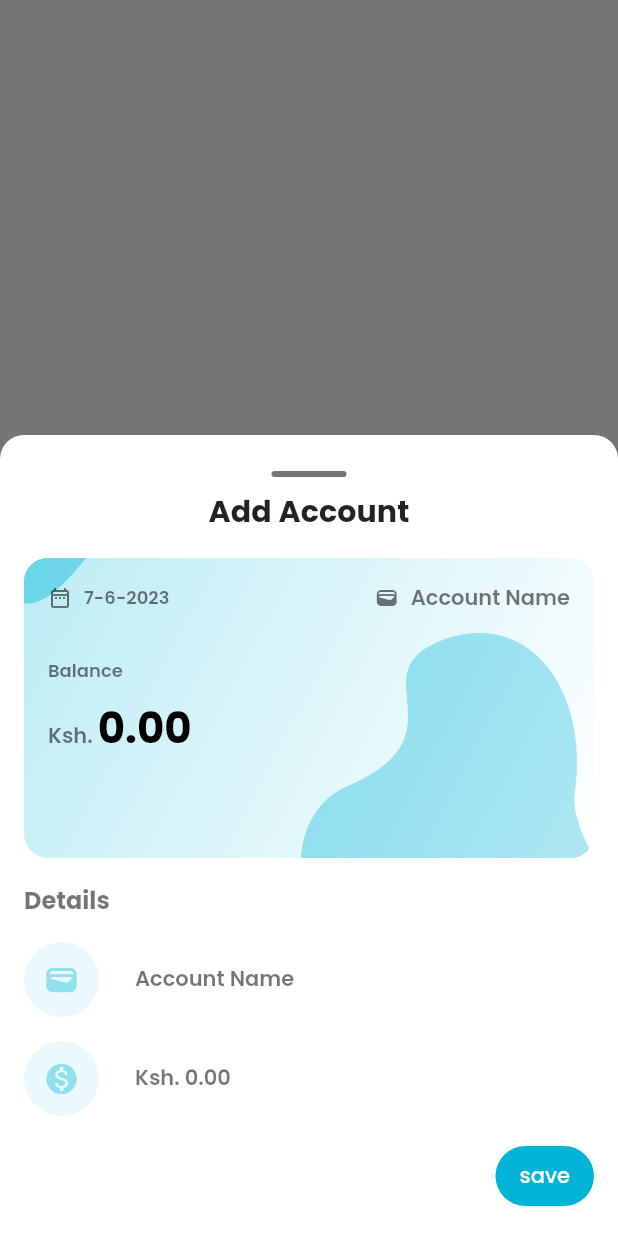
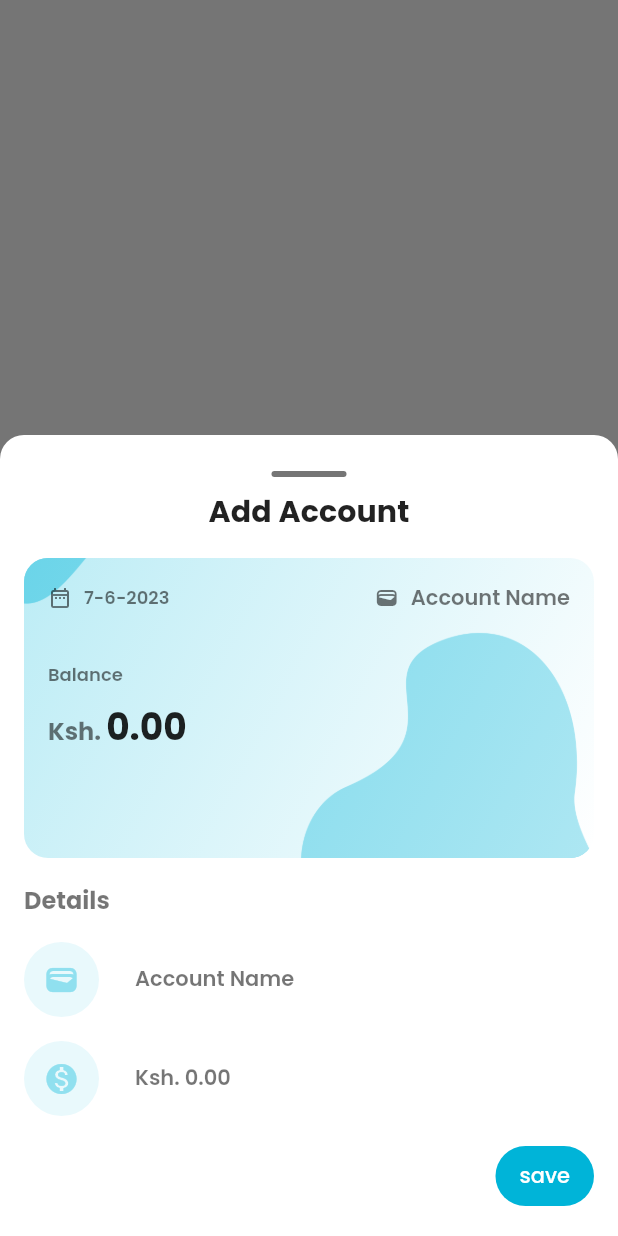
Before and after one commit to KenStarry/Budgetly, a Flutter app: what showAccountsBottomSheet() shows on an empty page, opened directly with empty values, after a tap on "save", on a phone screen of 412 x 824 dp. Run offline on Flutter 3.47's test engine with Material 2 defaults, Android fonts, the phone set to English and light mode, and no system bars; our stand-ins replace get, get_it, hive, hive_flutter; missing offline and left inert: dart:ffi; accounts and stored records are empty.

Commit message:
Implemented accounts screen

```diff
--- a/lib/features/feature_accounts/data/repository/accounts_repository_impl.dart
+++ b/lib/features/feature_accounts/data/repository/accounts_repository_impl.dart
@@ -14,8 +14,7 @@ class AccountsRepositoryImpl implements AccountsRepository {
   }
 
   @override
-  Future<List<Account>> getAccountsFromDB() async {
-    List<Account> accounts = accountsBox as List<Account>;
-    return accounts;
+  Future<Box<dynamic>> getAccountsFromDB() async {
+    return accountsBox;
   }
 }
--- a/lib/features/feature_accounts/domain/repository/accounts_repository.dart
+++ b/lib/features/feature_accounts/domain/repository/accounts_repository.dart
@@ -1,9 +1,10 @@
 import 'package:budgetly/core/domain/models/account.dart';
+import 'package:hive/hive.dart';
 
 abstract class AccountsRepository {
   //  add account to hive
   Future<void> addAccountToDB({required Account account});
 
   //  get accounts from hive
-  Future<List<Account>> getAccountsFromDB();
+  Future<Box<dynamic>> getAccountsFromDB();
 }
--- a/lib/features/feature_accounts/domain/use_cases/get_accounts.dart
+++ b/lib/features/feature_accounts/domain/use_cases/get_accounts.dart
@@ -1,12 +1,13 @@
 import 'package:budgetly/core/domain/models/account.dart';
 import 'package:budgetly/di/locator.dart';
 import 'package:budgetly/features/feature_accounts/domain/repository/accounts_repository.dart';
+import 'package:hive/hive.dart';
 
 class GetAccounts {
 
   AccountsRepository repo = locator.get<AccountsRepository>();
 
-  Future<List<Account>> invoke() async {
+  Future<Box<dynamic>> invoke() async {
     return await repo.getAccountsFromDB();
   }
 }
--- a/lib/features/feature_accounts/presentation/components/account_card.dart
+++ b/lib/features/feature_accounts/presentation/components/account_card.dart
@@ -71,10 +71,10 @@ class AccountCard extends StatelessWidget {
                     Text.rich(TextSpan(children: [
                       TextSpan(
                           text: "Ksh. ",
-                          style: Theme.of(context).textTheme.bodyMedium),
+                          style: Theme.of(context).textTheme.bodyLarge),
                       TextSpan(
                           text: MathUtils.addComma(number: accountBalance),
-                          style: Theme.of(context).textTheme.titleLarge),
+                          style: Theme.of(context).textTheme.titleMedium),
                     ]))
                   ],
                 )),
--- a/lib/features/feature_accounts/presentation/controller/accounts_controller.dart
+++ b/lib/features/feature_accounts/presentation/controller/accounts_controller.dart
@@ -20,6 +20,6 @@ class AccountsController extends GetxController {
 
   //  get all accounts
   Future<void> getAccounts() async {
-    // accounts.value = await useCases.getAccounts.invoke();
+    accounts.value = await useCases.getAccounts.invoke();
   }
 }
--- a/lib/features/feature_main/presentation/components/bottom_sheets/accounts_sheet/accounts_bottom_sheet.dart
+++ b/lib/features/feature_main/presentation/components/bottom_sheets/accounts_sheet/accounts_bottom_sheet.dart
@@ -114,6 +114,9 @@ void showAccountsBottomSheet(
                                       accountBalance:
                                           controller.accountBalance.value,
                                       accountCreated: DateTime.now()));
+
+                              //  get the list of accounts
+                              accountsController.getAccounts();
                             },
                             style: FilledButton.styleFrom(
                                 backgroundColor:
```
Also changed, not shown: lib/features/feature_accounts/presentation/accounts_screen.dart (+21 -13 lines).
